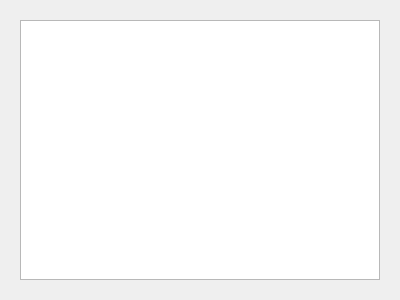
Before: the Qt Designer form src/forms/viewcontent.ui in zballina/qtfilemanager, drawn with Qt 5.
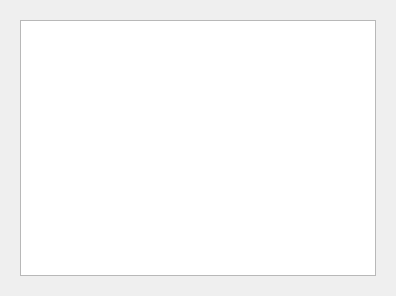
After: the same form once the commit is applied. The open tabs and pages were chosen to show the change.

The edit to the form file:
```diff
--- a/src/forms/viewcontent.ui
+++ b/src/forms/viewcontent.ui
@@ -6,8 +6,8 @@
    <rect>
     <x>0</x>
     <y>0</y>
-    <width>400</width>
-    <height>300</height>
+    <width>396</width>
+    <height>296</height>
    </rect>
   </property>
   <property name="windowTitle">
@@ -36,7 +36,7 @@
           <enum>QAbstractItemView::ExtendedSelection</enum>
          </property>
          <property name="textElideMode">
-          <enum>Qt::ElideRight</enum>
+          <enum>Qt::ElideNone</enum>
          </property>
          <property name="movement">
           <enum>QListView::Snap</enum>
@@ -51,8 +51,28 @@
           <enum>QListView::Batched</enum>
          </property>
          <property name="spacing">
-          <number>12</number>
+          <number>7</number>
          </property>
+         <property name="viewMode">
+          <enum>QListView::ListMode</enum>
+         </property>
+         <property name="uniformItemSizes">
+          <bool>true</bool>
+         </property>
+         <property name="wordWrap">
+          <bool>false</bool>
+         </property>
+         <property name="selectionRectVisible">
+          <bool>false</bool>
+         </property>
+        </widget>
+       </item>
+      </layout>
+     </widget>
+     <widget class="QWidget" name="pageIconView">
+      <layout class="QHBoxLayout" name="horizontalLayout_4">
+       <item>
+        <widget class="QListView" name="m_iconView">
          <property name="viewMode">
           <enum>QListView::IconMode</enum>
          </property>
```
Left out of the diff: 10 changed lines with no effect on the pictures.
